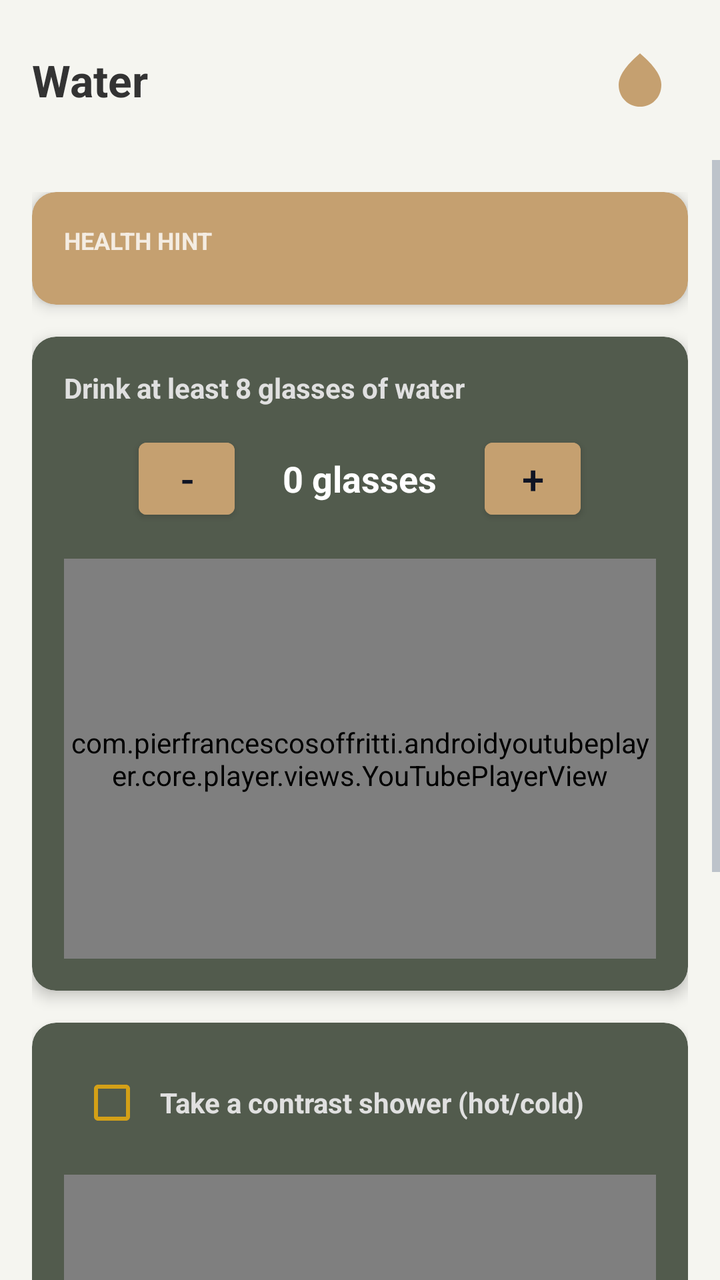
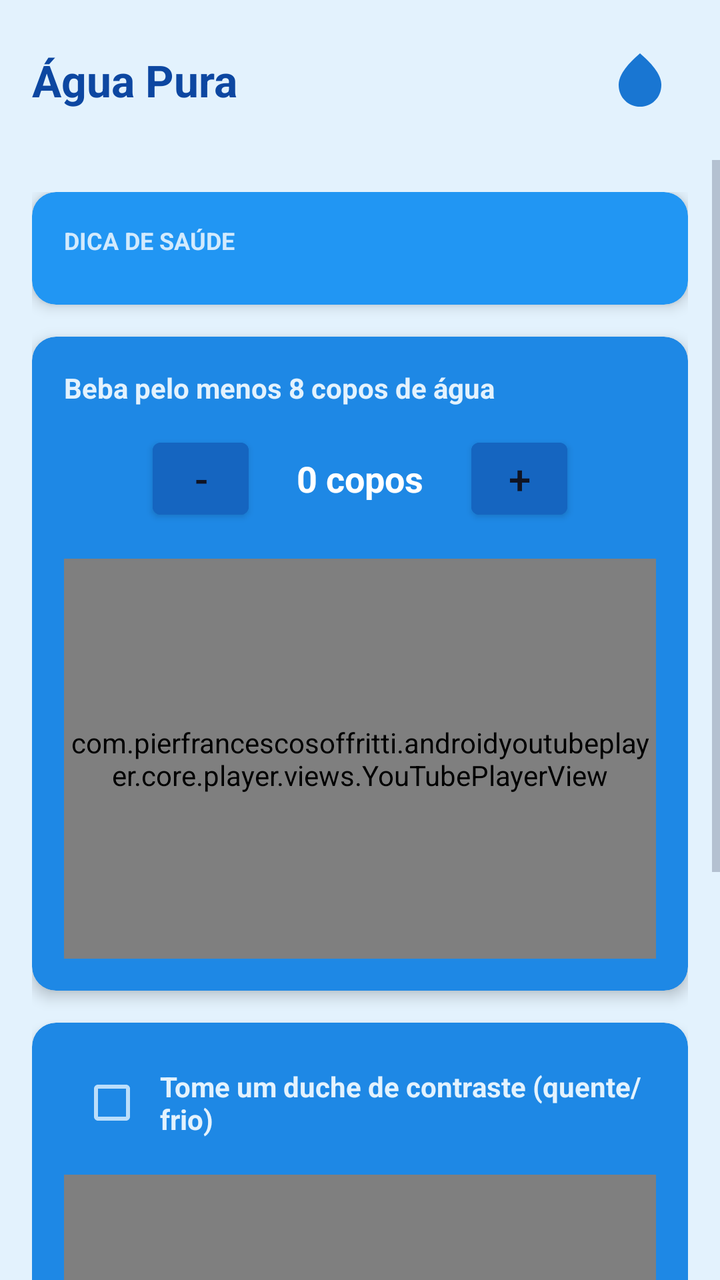

Before-and-after screenshots of an Android layout around one commit, followed by the original layout XML and the change that was made.
<!-- AndroidManifest.xml: application theme Theme.Newstart -->
<!-- res/layout/fragment_water.xml -->
<?xml version="1.0" encoding="utf-8"?>
<androidx.constraintlayout.widget.ConstraintLayout xmlns:android="http://schemas.android.com/apk/res/android"
    xmlns:app="http://schemas.android.com/apk/res-auto"
    xmlns:tools="http://schemas.android.com/tools"
    android:layout_width="match_parent"
    android:layout_height="match_parent"
    android:background="#F5F5F0">

    <RelativeLayout
        android:id="@+id/header"
        android:layout_width="match_parent"
        android:layout_height="wrap_content"
        android:padding="16dp"
        app:layout_constraintTop_toTopOf="parent">

        <TextView
            android:layout_width="wrap_content"
            android:layout_height="wrap_content"
            android:layout_centerVertical="true"
            android:text="@string/water_title"
            android:textColor="#333333"
            android:textSize="22sp"
            android:textStyle="bold" />

        <ImageView
            android:layout_width="48dp"
            android:layout_height="48dp"
            android:layout_alignParentEnd="true"
            android:padding="8dp"
            android:src="@drawable/ic_baseline_water_drop_24"
            app:tint="#C5A070" />
    </RelativeLayout>

    <ScrollView
        android:layout_width="match_parent"
        android:layout_height="0dp"
        android:clipToPadding="false"
        android:paddingBottom="80dp"
        app:layout_constraintBottom_toBottomOf="parent"
        app:layout_constraintTop_toBottomOf="@id/header">

        <LinearLayout
            android:layout_width="match_parent"
            android:layout_height="wrap_content"
            android:orientation="vertical"
            android:padding="16dp">

            
            <androidx.cardview.widget.CardView
                android:layout_width="match_parent"
                android:layout_height="wrap_content"
                android:layout_marginBottom="16dp"
                app:cardBackgroundColor="#C5A070"
                app:cardCornerRadius="12dp"
                app:cardElevation="4dp">

                <LinearLayout
                    android:layout_width="match_parent"
                    android:layout_height="wrap_content"
                    android:orientation="vertical"
                    android:padding="16dp">

                    <TextView
                        android:layout_width="wrap_content"
                        android:layout_height="wrap_content"
                        android:text="HEALTH HINT"
                        android:textColor="#FFFFFF"
                        android:textSize="12sp"
                        android:textStyle="bold"
                        android:alpha="0.8"/>

                    <TextSwitcher
                        android:id="@+id/textSwitcherWaterHints"
                        android:layout_width="match_parent"
                        android:layout_height="wrap_content"
                        android:layout_marginTop="8dp" />
                </LinearLayout>
            </androidx.cardview.widget.CardView>

            
            <androidx.cardview.widget.CardView
                android:layout_width="match_parent"
                android:layout_height="wrap_content"
                android:layout_marginBottom="16dp"
                app:cardBackgroundColor="#525B4D"
                app:cardCornerRadius="12dp"
                app:cardElevation="4dp">

                <LinearLayout
                    android:layout_width="match_parent"
                    android:layout_height="wrap_content"
                    android:orientation="vertical"
                    android:padding="16dp">

                    <TextView
                        android:layout_width="match_parent"
                        android:layout_height="wrap_content"
                        android:layout_marginBottom="12dp"
                        android:text="@string/water_drink"
                        android:textColor="#E0E0E0"
                        android:textSize="14sp"
                        android:textStyle="bold" />

                    <LinearLayout
                        android:layout_width="match_parent"
                        android:layout_height="wrap_content"
                        android:gravity="center"
                        android:orientation="horizontal"
                        android:layout_marginBottom="16dp">

                        <Button
                            android:id="@+id/buttonMinusWater"
                            android:layout_width="48dp"
                            android:layout_height="48dp"
                            android:text="-"
                            android:textSize="20sp"
                            android:backgroundTint="#C5A070" />

                        <TextView
                            android:id="@+id/textViewWaterGlasses"
                            android:layout_width="wrap_content"
                            android:layout_height="wrap_content"
                            android:layout_marginHorizontal="24dp"
                            android:text="0 glasses"
                            android:textColor="#FFFFFF"
                            android:textSize="18sp"
                            android:textStyle="bold" />

                        <Button
                            android:id="@+id/buttonPlusWater"
                            android:layout_width="48dp"
                            android:layout_height="48dp"
                            android:text="+"
                            android:textSize="20sp"
                            android:backgroundTint="#C5A070" />
                    </LinearLayout>

                    <com.pierfrancescosoffritti.androidyoutubeplayer.core.player.views.YouTubePlayerView
                        android:id="@+id/youtube_drink_water"
                        android:layout_width="match_parent"
                        android:layout_height="200dp"
                        app:enableAutomaticInitialization="false" />
                </LinearLayout>
            </androidx.cardview.widget.CardView>

            
            <androidx.cardview.widget.CardView
                android:layout_width="match_parent"
                android:layout_height="wrap_content"
                android:layout_marginBottom="16dp"
                app:cardBackgroundColor="#525B4D"
                app:cardCornerRadius="12dp"
                app:cardElevation="4dp">

                <LinearLayout
                    android:layout_width="match_parent"
                    android:layout_height="wrap_content"
                    android:orientation="vertical"
                    android:padding="16dp">

                    <LinearLayout
                        android:layout_width="match_parent"
                        android:layout_height="wrap_content"
                        android:gravity="center_vertical"
                        android:orientation="horizontal"
                        android:layout_marginBottom="12dp">

                        <CheckBox
                            android:id="@+id/checkBoxHydrotherapy"
                            android:layout_width="wrap_content"
                            android:layout_height="wrap_content"
                            android:buttonTint="#D4A017" />

                        <TextView
                            android:layout_width="match_parent"
                            android:layout_height="wrap_content"
                            android:text="@string/water_hydro"
                            android:textColor="#E0E0E0"
                            android:textSize="14sp"
                            android:textStyle="bold" />
                    </LinearLayout>

                    <com.pierfrancescosoffritti.androidyoutubeplayer.core.player.views.YouTubePlayerView
                        android:id="@+id/youtube_hydrotherapy"
                        android:layout_width="match_parent"
                        android:layout_height="200dp"
                        app:enableAutomaticInitialization="false" />
                </LinearLayout>
            </androidx.cardview.widget.CardView>

        </LinearLayout>
    </ScrollView>
</androidx.constraintlayout.widget.ConstraintLayout>
<!-- resources referenced by this layout -->
<resources>
  <!-- drawable ic_baseline_water_drop_24 (drawable) -->
  <vector xmlns:android="http://schemas.android.com/apk/res/android"
      android:width="24dp"
      android:height="24dp"
      android:viewportWidth="24"
      android:viewportHeight="24"
      android:tint="?attr/colorControlNormal">
    <path
        android:fillColor="@android:color/white"
        android:pathData="M12,2c-5.33,4.55 -8,8.48 -8,11.8c0,4.98 3.8,8.2 8,8.2s8,-3.22 8,-8.2c0,-3.32 -2.67,-7.25 -8,-11.8z"/>
  </vector>
  <string name="water_drink">Drink at least 8 glasses of water</string>
  <string name="water_hydro">Take a contrast shower (hot/cold)</string>
  <string name="water_title">Water</string>
  <style name="Theme.Newstart" parent="Theme.MaterialComponents.DayNight.NoActionBar">
          
          <item name="colorPrimary">@color/accent_teal</item>
          <item name="colorPrimaryVariant">@color/dark_purple</item>
          <item name="colorOnPrimary">@color/dark_purple</item>
  
          
          <item name="android:windowBackground">@color/dark_purple</item>
          <item name="android:textColor">@color/text_high</item>
  
          
          <item name="colorSecondary">@color/accent_teal</item>
          <item name="colorOnSecondary">@color/dark_purple</item>
  
          
          <item name="android:statusBarColor" tools:targetApi="l">@color/dark_purple</item>
  
          
          <item name="colorControlNormal">@color/text_middle</item>
          <item name="colorControlActivated">@color/accent_teal</item>
      </style>
  <color name="accent_teal">#4DB6AC</color>
  <color name="dark_purple">#0F1424</color>
  <color name="text_high">#E0E6ED</color>
  <color name="text_middle">#8A96A8</color>
</resources>

<!-- the commit's change to res/layout/fragment_water.xml (unified diff, before → after) -->
@@ -4,7 +4,7 @@
     xmlns:tools="http://schemas.android.com/tools"
     android:layout_width="match_parent"
     android:layout_height="match_parent"
-    android:background="#F5F5F0">
+    android:background="#E3F2FD">
 
     <RelativeLayout
         android:id="@+id/header"
@@ -18,7 +18,7 @@
             android:layout_height="wrap_content"
             android:layout_centerVertical="true"
             android:text="@string/water_title"
-            android:textColor="#333333"
+            android:textColor="#0D47A1"
             android:textSize="22sp"
             android:textStyle="bold" />
 
@@ -28,7 +28,7 @@
             android:layout_alignParentEnd="true"
             android:padding="8dp"
             android:src="@drawable/ic_baseline_water_drop_24"
-            app:tint="#C5A070" />
+            app:tint="#1976D2" />
     </RelativeLayout>
 
     <ScrollView
@@ -50,7 +50,7 @@
                 android:layout_width="match_parent"
                 android:layout_height="wrap_content"
                 android:layout_marginBottom="16dp"
-                app:cardBackgroundColor="#C5A070"
+                app:cardBackgroundColor="#2196F3"
                 app:cardCornerRadius="12dp"
                 app:cardElevation="4dp">
 
@@ -63,7 +63,7 @@
                     <TextView
                         android:layout_width="wrap_content"
                         android:layout_height="wrap_content"
-                        android:text="HEALTH HINT"
+                        android:text="@string/health_hint_label"
                         android:textColor="#FFFFFF"
                         android:textSize="12sp"
                         android:textStyle="bold"
@@ -82,7 +82,7 @@
                 android:layout_width="match_parent"
                 android:layout_height="wrap_content"
                 android:layout_marginBottom="16dp"
-                app:cardBackgroundColor="#525B4D"
+                app:cardBackgroundColor="#1E88E5"
                 app:cardCornerRadius="12dp"
                 app:cardElevation="4dp">
 
@@ -97,7 +97,7 @@
                         android:layout_height="wrap_content"
                         android:layout_marginBottom="12dp"
                         android:text="@string/water_drink"
-                        android:textColor="#E0E0E0"
+                        android:textColor="#E3F2FD"
                         android:textSize="14sp"
                         android:textStyle="bold" />
 
@@ -114,14 +114,14 @@
                             android:layout_height="48dp"
                             android:text="-"
                             android:textSize="20sp"
-                            android:backgroundTint="#C5A070" />
+                            android:backgroundTint="#1565C0" />
 
                         <TextView
                             android:id="@+id/textViewWaterGlasses"
                             android:layout_width="wrap_content"
                             android:layout_height="wrap_content"
                             android:layout_marginHorizontal="24dp"
-                            android:text="0 glasses"
+                            android:text="0 copos"
                             android:textColor="#FFFFFF"
                             android:textSize="18sp"
                             android:textStyle="bold" />
@@ -132,7 +132,7 @@
                             android:layout_height="48dp"
                             android:text="+"
                             android:textSize="20sp"
-                            android:backgroundTint="#C5A070" />
+                            android:backgroundTint="#1565C0" />
                     </LinearLayout>
 
                     <com.pierfrancescosoffritti.androidyoutubeplayer.core.player.views.YouTubePlayerView
@@ -148,7 +148,7 @@
                 android:layout_width="match_parent"
                 android:layout_height="wrap_content"
                 android:layout_marginBottom="16dp"
-                app:cardBackgroundColor="#525B4D"
+                app:cardBackgroundColor="#1E88E5"
                 app:cardCornerRadius="12dp"
                 app:cardElevation="4dp">
 
@@ -169,13 +169,13 @@
                             android:id="@+id/checkBoxHydrotherapy"
                             android:layout_width="wrap_content"
                             android:layout_height="wrap_content"
-                            android:buttonTint="#D4A017" />
+                            android:buttonTint="#BBDEFB" />
 
                         <TextView
                             android:layout_width="match_parent"
                             android:layout_height="wrap_content"
                             android:text="@string/water_hydro"
-                            android:textColor="#E0E0E0"
+                            android:textColor="#E3F2FD"
                             android:textSize="14sp"
                             android:textStyle="bold" />
                     </LinearLayout>
<!-- resource entries referenced after the edit -->
@@ -11,9 +11,10 @@
         android:fillColor="@android:color/white"
         android:pathData="M12,2c-5.33,4.55 -8,8.48 -8,11.8c0,4.98 3.8,8.2 8,8.2s8,-3.22 8,-8.2c0,-3.32 -2.67,-7.25 -8,-11.8z"/>
   </vector>
-  <string name="water_drink">Drink at least 8 glasses of water</string>
-  <string name="water_hydro">Take a contrast shower (hot/cold)</string>
-  <string name="water_title">Water</string>
+  <string name="health_hint_label">DICA DE SAÚDE</string>
+  <string name="water_drink">Beba pelo menos 8 copos de água</string>
+  <string name="water_hydro">Tome um duche de contraste (quente/frio)</string>
+  <string name="water_title">Água Pura</string>
   <style name="Theme.Newstart" parent="Theme.MaterialComponents.DayNight.NoActionBar">
           
           <item name="colorPrimary">@color/accent_teal</item>
